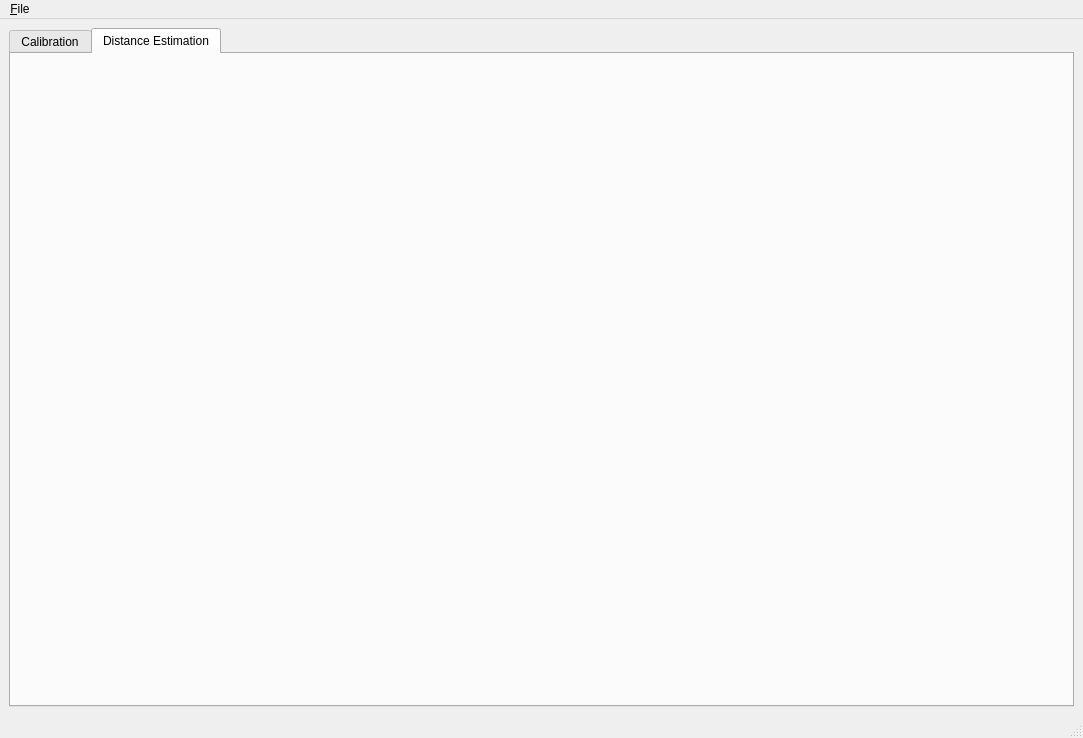
First picture: the form in _GUI/SDR_People_Tracker.ui, repository yacinbm/kerberossdr, before the edit.
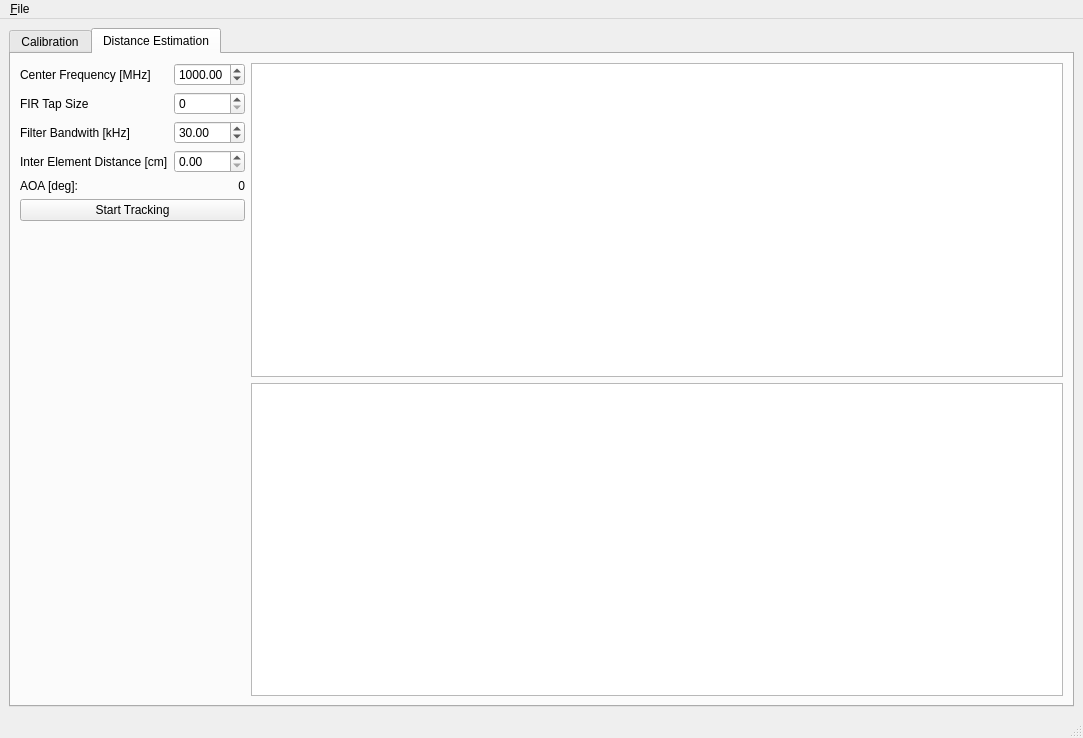
Second picture: the form after the edit. The open tabs and pages were chosen to show the change.

Commit message: Added support for distance waterfall plot

Patch:
```diff
--- a/_GUI/SDR_People_Tracker.ui
+++ b/_GUI/SDR_People_Tracker.ui
@@ -14,7 +14,7 @@
    <string>MainWindow</string>
   </property>
   <widget class="QWidget" name="centralwidget">
-   <layout class="QVBoxLayout" name="verticalLayout">
+   <layout class="QHBoxLayout" name="horizontalLayout_2">
     <item>
      <widget class="QTabWidget" name="tabWidget">
       <property name="currentIndex">
@@ -102,6 +102,115 @@
        <attribute name="title">
         <string>Distance Estimation</string>
        </attribute>
+       <layout class="QFormLayout" name="formLayout_3">
+        <item row="0" column="1">
+         <layout class="QVBoxLayout" name="layoutGraphs">
+          <item>
+           <layout class="QHBoxLayout" name="layoutMeasure">
+            <item>
+             <widget class="QGraphicsView" name="graphMeasure"/>
+            </item>
+           </layout>
+          </item>
+          <item>
+           <widget class="QGraphicsView" name="graphPosition"/>
+          </item>
+         </layout>
+        </item>
+        <item row="0" column="0">
+         <layout class="QFormLayout" name="formLayout_4">
+          <item row="0" column="0">
+           <widget class="QLabel" name="label_3">
+            <property name="text">
+             <string>Center Frequency [MHz]</string>
+            </property>
+           </widget>
+          </item>
+          <item row="0" column="1">
+           <widget class="QDoubleSpinBox" name="spinCenterFreq">
+            <property name="minimum">
+             <double>24.000000000000000</double>
+            </property>
+            <property name="maximum">
+             <double>1750.000000000000000</double>
+            </property>
+            <property name="value">
+             <double>1000.000000000000000</double>
+            </property>
+           </widget>
+          </item>
+          <item row="1" column="0">
+           <widget class="QLabel" name="label">
+            <property name="text">
+             <string>FIR Tap Size</string>
+            </property>
+           </widget>
+          </item>
+          <item row="1" column="1">
+           <widget class="QSpinBox" name="spinFirTapSize">
+            <property name="maximum">
+             <number>1000</number>
+            </property>
+           </widget>
+          </item>
+          <item row="2" column="0">
+           <widget class="QLabel" name="label_2">
+            <property name="text">
+             <string>Filter Bandwith [kHz]</string>
+            </property>
+           </widget>
+          </item>
+          <item row="2" column="1">
+           <widget class="QDoubleSpinBox" name="spinFilterBw">
+            <property name="maximum">
+             <double>200.000000000000000</double>
+            </property>
+            <property name="value">
+             <double>30.000000000000000</double>
+            </property>
+           </widget>
+          </item>
+          <item row="3" column="0">
+           <widget class="QLabel" name="label_4">
+            <property name="text">
+             <string>Inter Element Distance [cm]</string>
+            </property>
+           </widget>
+          </item>
+          <item row="3" column="1">
+           <widget class="QDoubleSpinBox" name="spinInterAntDist">
+            <property name="maximum">
+             <double>100.000000000000000</double>
+            </property>
+           </widget>
+          </item>
+          <item row="5" column="0">
+           <widget class="QLabel" name="label_5">
+            <property name="text">
+             <string>AOA [deg]:</string>
+            </property>
+           </widget>
+          </item>
+          <item row="5" column="1">
+           <widget class="QLabel" name="labelAOA">
+            <property name="text">
+             <string>0</string>
+            </property>
+            <property name="alignment">
+             <set>Qt::AlignRight|Qt::AlignTrailing|Qt::AlignVCenter</set>
+            </property>
+           </widget>
+          </item>
+          <item row="6" column="0" colspan="2">
+           <widget class="QPushButton" name="btnStartTrack">
+            <property name="text">
+             <string>Start Tracking</string>
+            </property>
+           </widget>
+          </item>
+         </layout>
+        </item>
+       </layout>
       </widget>
      </widget>
     </item>
```
Left out of the diff: 2 changed lines with no effect on the pictures. The commit also changes 5 other files.
